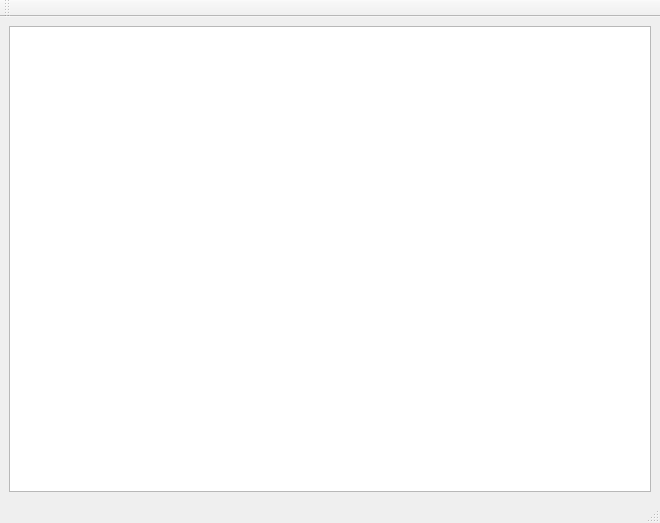
Before: the Qt Designer form GraphicsviewDemo/GraphicsItem/mainwindow.ui in mahuifa/QMDemo, drawn with Qt 5.
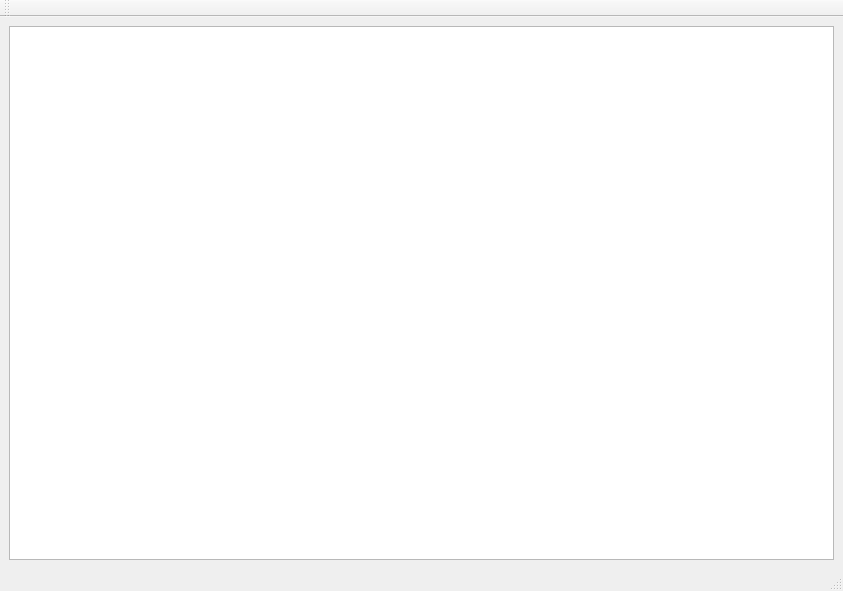
After: the same form once the commit is applied.

```diff
--- a/GraphicsviewDemo/GraphicsItem/mainwindow.ui
+++ b/GraphicsviewDemo/GraphicsItem/mainwindow.ui
@@ -6,8 +6,8 @@
    <rect>
     <x>0</x>
     <y>0</y>
-    <width>660</width>
-    <height>523</height>
+    <width>843</width>
+    <height>591</height>
    </rect>
   </property>
   <property name="windowTitle">
```
Left out of the diff: 2 changed lines with no effect on the pictures.
